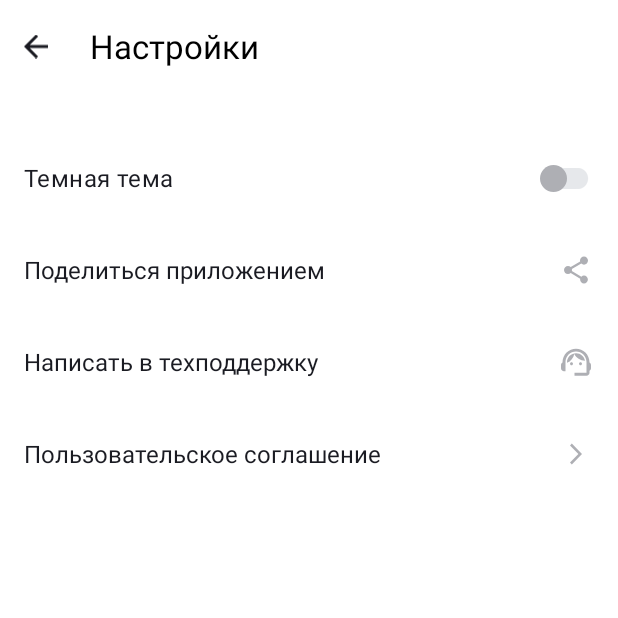
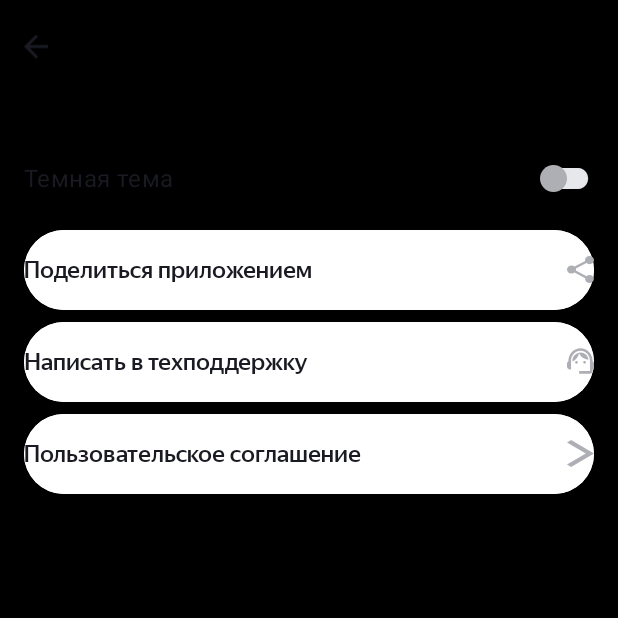
Before and after one commit to Mishhard/PlaylistMaker2, an Android app: the SettingsActivity screen opened directly, with no data from a screen before it, on a phone screen of 412 x 824 dp, the top half of it. Run offline under Robolectric (Android 15) with nearby library versions, the phone set to English and light mode, and no system bars.

Commit message:
Revert "Merge pull request #4 from Mishhard/Dev"
This reverts commit 653f01324cbd8b221bb668938f8a4a2af3ee7e0a, reversing
changes made to ef408020cc1fe22d39b0abc85ff5c797945e22d6.

```diff
--- a/app/build.gradle.kts
+++ b/app/build.gradle.kts
@@ -45,6 +45,4 @@ dependencies {
     testImplementation(libs.junit)
     androidTestImplementation(libs.androidx.junit)
     androidTestImplementation(libs.androidx.espresso.core)
-    implementation(libs.material)
-
 }
--- a/app/src/main/AndroidManifest.xml
+++ b/app/src/main/AndroidManifest.xml
@@ -10,11 +10,13 @@
         android:label="@string/app_name"
         android:roundIcon="@mipmap/ic_launcher_round"
         android:supportsRtl="true"
-        android:theme="@style/Theme.PlaylistMaker"
+        android:theme="@style/Base.Theme.PlaylistMaker"
         tools:targetApi="31">
         <activity
             android:name=".SettingsActivity"
-            android:exported="false" />
+            android:exported="false"
+            android:theme="@style/Settings.Theme.PlaylistMaker"
+        />
         <activity
             android:name=".SearchActivity"
             android:exported="false" />
--- a/app/src/main/java/com/example/playlistmaker/MainActivity.kt
+++ b/app/src/main/java/com/example/playlistmaker/MainActivity.kt
@@ -12,17 +12,21 @@ class MainActivity : AppCompatActivity() {
         setContentView(R.layout.activity_main)
 
         val searchButton = findViewById<Button>(R.id.searchButton)
+
         searchButton.setOnClickListener {
             val displayIntent = Intent(this, SearchActivity::class.java)
             startActivity(displayIntent)
         }
 
         val libraryButton = findViewById<Button>(R.id.libraryButton)
+
         libraryButton.setOnClickListener {
             val displayIntent = Intent(this, LibraryActivity::class.java)
             startActivity(displayIntent)
         }
         val settingsButton = findViewById<Button>(R.id.settingsButton)
+
+
         settingsButton.setOnClickListener {
             val displayIntent = Intent(this, SettingsActivity::class.java)
             startActivity(displayIntent)
--- a/app/src/main/res/drawable/group.xml
+++ b/app/src/main/res/drawable/group.xml
@@ -1,18 +1,18 @@
 <vector xmlns:android="http://schemas.android.com/apk/res/android"
-    android:width="24dp"
-    android:height="24dp"
-    android:viewportWidth="24"
-    android:viewportHeight="24">
+    android:width="20dp"
+    android:height="19dp"
+    android:viewportWidth="20"
+    android:viewportHeight="19">
   <path
-      android:pathData="M21,12.32C21,6.83 16.74,3.1 12,3.1C7.31,3.1 3,6.75 3,12.38C2.4,12.72 2,13.36 2,14.1V16.1C2,17.2 2.9,18.1 4,18.1H5V12C5,8.13 8.13,5 12,5C15.87,5 19,8.13 19,12V19.1H11V21.1H19C20.1,21.1 21,20.2 21,19.1V17.88C21.59,17.57 22,16.96 22,16.24V13.94C22,13.24 21.59,12.63 21,12.32Z"
+      android:pathData="M19,9.32C19,3.83 14.74,0.1 10,0.1C5.31,0.1 1,3.75 1,9.38C0.4,9.72 0,10.36 0,11.1V13.1C0,14.2 0.9,15.1 2,15.1H3V9C3,5.13 6.13,2 10,2C13.87,2 17,5.13 17,9V16.1H9V18.1H17C18.1,18.1 19,17.2 19,16.1V14.88C19.59,14.57 20,13.96 20,13.24V10.94C20,10.24 19.59,9.63 19,9.32Z"
       android:fillColor="#AEAFB4"/>
   <path
-      android:pathData="M9,14.1C9.552,14.1 10,13.652 10,13.1C10,12.548 9.552,12.1 9,12.1C8.448,12.1 8,12.548 8,13.1C8,13.652 8.448,14.1 9,14.1Z"
+      android:pathData="M7,11.1C7.552,11.1 8,10.652 8,10.1C8,9.548 7.552,9.1 7,9.1C6.448,9.1 6,9.548 6,10.1C6,10.652 6.448,11.1 7,11.1Z"
       android:fillColor="#AEAFB4"/>
   <path
-      android:pathData="M15,14.1C15.552,14.1 16,13.652 16,13.1C16,12.548 15.552,12.1 15,12.1C14.448,12.1 14,12.548 14,13.1C14,13.652 14.448,14.1 15,14.1Z"
+      android:pathData="M13,11.1C13.552,11.1 14,10.652 14,10.1C14,9.548 13.552,9.1 13,9.1C12.448,9.1 12,9.548 12,10.1C12,10.652 12.448,11.1 13,11.1Z"
       android:fillColor="#AEAFB4"/>
   <path
-      android:pathData="M18,11.13C17.52,8.28 15.04,6.1 12.05,6.1C9.02,6.1 5.76,8.61 6.02,12.55C8.49,11.54 10.35,9.34 10.88,6.66C12.19,9.29 14.88,11.1 18,11.13Z"
+      android:pathData="M16,8.13C15.52,5.28 13.04,3.1 10.05,3.1C7.02,3.1 3.76,5.61 4.02,9.55C6.49,8.54 8.35,6.34 8.88,3.66C10.19,6.29 12.88,8.1 16,8.13Z"
       android:fillColor="#AEAFB4"/>
 </vector>
--- a/app/src/main/res/drawable/share.xml
+++ b/app/src/main/res/drawable/share.xml
@@ -1,9 +1,9 @@
 <vector xmlns:android="http://schemas.android.com/apk/res/android"
-    android:width="24dp"
-    android:height="24dp"
-    android:viewportWidth="24"
-    android:viewportHeight="24">
+    android:width="16dp"
+    android:height="18dp"
+    android:viewportWidth="16"
+    android:viewportHeight="18">
   <path
-      android:pathData="M17.333,15.723C16.658,15.723 16.053,15.994 15.591,16.419L9.253,12.669C9.298,12.461 9.333,12.253 9.333,12.036C9.333,11.819 9.298,11.611 9.253,11.404L15.52,7.69C16,8.142 16.631,8.422 17.333,8.422C18.809,8.422 20,7.211 20,5.711C20,4.211 18.809,3 17.333,3C15.858,3 14.667,4.211 14.667,5.711C14.667,5.928 14.702,6.136 14.747,6.343L8.48,10.057C8,9.605 7.369,9.325 6.667,9.325C5.191,9.325 4,10.536 4,12.036C4,13.536 5.191,14.747 6.667,14.747C7.369,14.747 8,14.467 8.48,14.015L14.809,17.774C14.764,17.964 14.738,18.163 14.738,18.361C14.738,19.816 15.902,21 17.333,21C18.764,21 19.929,19.816 19.929,18.361C19.929,16.907 18.764,15.723 17.333,15.723Z"
+      android:pathData="M13.333,12.723C12.658,12.723 12.053,12.994 11.591,13.419L5.253,9.669C5.298,9.461 5.333,9.253 5.333,9.036C5.333,8.819 5.298,8.611 5.253,8.404L11.52,4.69C12,5.142 12.631,5.422 13.333,5.422C14.809,5.422 16,4.211 16,2.711C16,1.211 14.809,0 13.333,0C11.858,0 10.667,1.211 10.667,2.711C10.667,2.928 10.702,3.136 10.747,3.343L4.48,7.057C4,6.605 3.369,6.325 2.667,6.325C1.191,6.325 0,7.536 0,9.036C0,10.536 1.191,11.747 2.667,11.747C3.369,11.747 4,11.467 4.48,11.015L10.809,14.774C10.764,14.964 10.738,15.163 10.738,15.361C10.738,16.816 11.902,18 13.333,18C14.764,18 15.929,16.816 15.929,15.361C15.929,13.907 14.764,12.723 13.333,12.723Z"
       android:fillColor="#AEAFB4"/>
 </vector>
--- a/app/src/main/res/drawable/vector.xml
+++ b/app/src/main/res/drawable/vector.xml
@@ -1,9 +1,9 @@
 <vector xmlns:android="http://schemas.android.com/apk/res/android"
-    android:width="24dp"
-    android:height="24dp"
-    android:viewportWidth="24"
-    android:viewportHeight="24">
+    android:width="8dp"
+    android:height="14dp"
+    android:viewportWidth="8"
+    android:viewportHeight="14">
   <path
-      android:pathData="M8,17.749L9.213,19L16,12L9.213,5L8,6.252L13.573,12L8,17.749Z"
+      android:pathData="M0,12.748L1.213,14L8,7L1.213,0L0,1.252L5.573,7L0,12.748Z"
       android:fillColor="#AEAFB4"/>
 </vector>
--- a/app/src/main/res/layout/activity_settings.xml
+++ b/app/src/main/res/layout/activity_settings.xml
@@ -2,15 +2,12 @@
 <LinearLayout xmlns:android="http://schemas.android.com/apk/res/android"
     xmlns:app="http://schemas.android.com/apk/res-auto"
     xmlns:tools="http://schemas.android.com/tools"
-    android:layout_width="match_parent"
-    android:layout_height="match_parent"
-    android:background="@color/white"
-    android:orientation="vertical"
-    android:padding="@dimen/main_padding">
+    style="@style/LinearLayout">
 
     <FrameLayout
         android:layout_width="match_parent"
-        android:layout_height="wrap_content">
+        android:layout_height="wrap_content"
+>
 
         <LinearLayout
             android:layout_width="match_parent"
@@ -21,15 +18,14 @@
             <ImageView
                 android:layout_width="@dimen/navigation_icon"
                 android:layout_height="match_parent"
-                android:layout_marginEnd="28dp"
+                android:layout_marginEnd="16dp"
                 android:src="@drawable/back" />
             <TextView
                 android:layout_width="wrap_content"
                 android:layout_height="match_parent"
-                android:layout_gravity="start"
                 android:text="@string/settings"
                 android:textColor="@color/black"
-                android:textSize="@dimen/window_title" />
+                style="@style/TextView" />
         </LinearLayout>
 
     </FrameLayout>
@@ -48,67 +44,32 @@
             android:textSize="@dimen/settings_list_font_size"
             android:thumb="@drawable/knob"
             android:track="@drawable/track"
-            tools:ignore="UseSwitchCompatOrMaterialXml"
             app:thumbTint="@color/light_gray"
-            app:trackTint="@color/track_light_gray"/>
+            app:trackTint="@color/track_light_gray"
+            tools:ignore="UseSwitchCompatOrMaterialXml" />
 
         <Button
-            android:layout_width="match_parent"
-            android:layout_height="@dimen/settings_button"
-            android:fontFamily="sans-serif"
-            android:backgroundTint="@color/white"
-            android:gravity="start|center_vertical"
-            android:paddingStart="@dimen/settings_button_padding_left"
-            android:paddingEnd="@dimen/settings_button_padding_right"
-            android:stateListAnimator="@null"
+            xmlns:android="http://schemas.android.com/apk/res/android"
+            xmlns:app="http://schemas.android.com/apk/res-auto"
+            style="@style/SettingsButton"
             android:text="@string/share_app"
-            android:letterSpacing="@dimen/settings_button_letter_spacing"
-            android:textAllCaps="false"
-            android:textColor="@color/dark_gray"
-            android:textSize="@dimen/settings_list_font_size"
             app:icon="@drawable/share"
-            app:iconTint="@color/light_gray"
-            app:iconGravity="end"
             app:iconSize="@dimen/settings_icon_size" />
 
         <Button
-            android:layout_width="match_parent"
-            android:layout_height="@dimen/settings_button"
-            android:fontFamily="sans-serif"
-            android:backgroundTint="@color/white"
-            android:gravity="start|center_vertical"
-            android:paddingStart="@dimen/settings_button_padding_left"
-            android:paddingEnd="@dimen/settings_button_padding_right"
-            android:stateListAnimator="@null"
+            xmlns:android="http://schemas.android.com/apk/res/android"
+            xmlns:app="http://schemas.android.com/apk/res-auto"
+            style="@style/SettingsButton"
             android:text="@string/support"
-            android:letterSpacing="@dimen/settings_button_letter_spacing"
-            android:textAllCaps="false"
-            android:textColor="@color/dark_gray"
-            android:textSize="@dimen/settings_list_font_size"
             app:icon="@drawable/group"
-            app:iconTint="@color/light_gray"
-            app:iconGravity="end"
             app:iconSize="@dimen/settings_icon_size" />
 
         <Button
-            android:layout_width="match_parent"
-            android:layout_height="@dimen/settings_button"
-            android:fontFamily="sans-serif"
-            android:backgroundTint="@color/white"
-            android:gravity="start|center_vertical"
-            android:paddingStart="@dimen/settings_button_padding_left"
-            android:paddingEnd="@dimen/settings_button_padding_right"
-            android:stateListAnimator="@null"
+            xmlns:android="http://schemas.android.com/apk/res/android"
+            xmlns:app="http://schemas.android.com/apk/res-auto"
+            style="@style/SettingsButton"
             android:text="@string/user_terms"
-            android:letterSpacing="@dimen/settings_button_letter_spacing"
-            android:textAllCaps="false"
-            android:textColor="@color/dark_gray"
-            android:textSize="@dimen/settings_list_font_size"
-            app:icon="@drawable/vector"
-            app:iconTint="@color/light_gray"
-            app:iconGravity="end"
-            app:iconSize="@dimen/settings_icon_size" />
-
+            app:icon="@drawable/vector" />
 
     </LinearLayout>
 
--- /dev/null
+++ b/app/src/main/res/values-night/colors.xml
@@ -0,0 +1,4 @@
+<?xml version="1.0" encoding="utf-8"?>
+<resources>
+    <color name="light_blue">#1A1B22</color>
+</resources>
--- /dev/null
+++ b/app/src/main/res/values-night/style.xml
@@ -0,0 +1,5 @@
+<?xml version="1.0" encoding="utf-8"?>
+<resources>
+
+
+</resources>
--- a/app/src/main/res/values-night/themes.xml
+++ b/app/src/main/res/values-night/themes.xml
@@ -1,7 +1,14 @@
 <resources xmlns:tools="http://schemas.android.com/tools">
     <!-- Base application theme. -->
     <style name="Base.Theme.PlaylistMaker" parent="Theme.Material3.DayNight.NoActionBar">
-        <!-- Customize your dark theme here. -->
-        <!-- <item name="colorPrimary">@color/my_dark_primary</item> -->
+        <item name="android:background">@color/dark_gray</item>
+    </style>
+
+    <style name="Settings.Theme.PlaylistMaker" parent="Theme.Material3.DayNight.NoActionBar">
+        <item name="android:background">@color/dark_gray</item>
+        <item name="android:textColor">@color/white</item>
+        <item name="iconTint">@color/white</item>
+        <item name="android:backgroundTint">@color/dark_gray</item>
+
     </style>
 </resources>
--- a/app/src/main/res/values/diemens.xml
+++ b/app/src/main/res/values/diemens.xml
@@ -10,6 +10,6 @@
     <dimen name="settings_button_padding_left">0dp</dimen>
     <dimen name="settings_button_padding_right">0dp</dimen>
     <dimen name="settings_button_letter_spacing">0</dimen>
-    <dimen name="settings_icon_size">24dp</dimen>
+    <dimen name="settings_icon_size">18dp</dimen>
 
 </resources>
--- /dev/null
+++ b/app/src/main/res/values/style.xml
@@ -0,0 +1,51 @@
+<?xml version="1.0" encoding="utf-8"?>
+<resources>
+    <style name="MainButton">
+        <item name="android:layout_width">match_parent</item>
+        <item name="android:layout_height">0dp</item>
+        <item name="android:layout_marginBottom">@dimen/main_padding</item>
+        <item name="android:layout_weight">1</item>
+        <item name="android:backgroundTint">@color/white</item>
+        <item name="android:textAllCaps">false</item>
+        <item name="android:textColor">@color/dark_gray</item>
+        <item name="android:textSize">@dimen/window_title</item>
+        <item name="iconGravity">textStart</item>
+        <item name="iconPadding">@dimen/icons_padding</item>
+        <item name="iconTint">@color/dark_gray</item>
+        <item name="cornerRadius">@dimen/button_radius</item>
+        <item name="android:fontFamily">@font/ys_display_medium</item>
+    </style>
+
+    <style name="LinearLayout">
+        <item name="android:layout_width">match_parent</item>
+        <item name="android:layout_height">match_parent</item>
+        <item name="android:orientation">vertical</item>
+        <item name="android:padding">@dimen/main_padding</item>
+        <item name="android:background">@color/white</item>
+    </style>
+
+
+    <style name="SettingsButton">
+        <item name="android:layout_width">match_parent</item>
+        <item name="android:layout_height">@dimen/settings_button</item>
+        <item name="android:fontFamily">@font/ys_display_medium</item>
+        <item name="android:gravity">start|center_vertical</item>
+        <item name="android:backgroundTint">@color/white</item>
+        <item name="android:paddingStart">@dimen/settings_button_padding_left</item>
+        <item name="android:paddingEnd">@dimen/settings_button_padding_right</item>
+        <item name="android:stateListAnimator">@null</item>
+        <item name="android:letterSpacing">@dimen/settings_button_letter_spacing</item>
+        <item name="android:textAllCaps">false</item>
+        <item name="android:textColor">@color/dark_gray</item>
+        <item name="android:textSize">@dimen/settings_list_font_size</item>
+        <item name="iconTint">@color/light_gray</item>
+        <item name="iconGravity">end</item>
+        <item name="android:layout_gravity">start</item>
+    </style>
+
+    <style name="TextView">
+        <item name="android:layout_gravity">start</item>
+        <item name="android:textSize">@dimen/window_title</item>
+        <item name="android:fontFamily">@font/ys_display_medium</item>
+    </style>
+</resources>
--- a/app/src/main/res/values/themes.xml
+++ b/app/src/main/res/values/themes.xml
@@ -1,9 +1,15 @@
 <resources xmlns:tools="http://schemas.android.com/tools">
     <!-- Base application theme. -->
     <style name="Base.Theme.PlaylistMaker" parent="Theme.Material3.DayNight.NoActionBar">
-        <!-- Customize your light theme here. -->
-        <!-- <item name="colorPrimary">@color/my_light_primary</item> -->
+
+
     </style>
 
-    <style name="Theme.PlaylistMaker" parent="Base.Theme.PlaylistMaker" />
+    <style name="Settings.Theme.PlaylistMaker" parent="Theme.Material3.DayNight.NoActionBar">
+
+        <item name="android:backgroundTint">@color/black</item>
+        <item name="android:background">@color/black</item>
+
+
+    </style>
 </resources>
```
Also changed, not shown: app/src/main/res/layout/activity_main.xml (+5 -43 lines), app/src/main/res/font/ys_display_medium.ttf (added), app/src/main/res/font/ys_display_regular.ttf (added).
